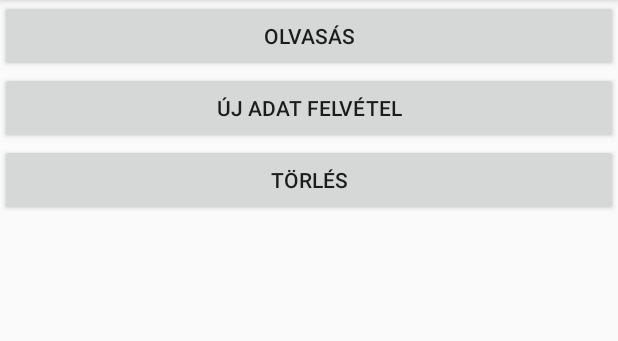
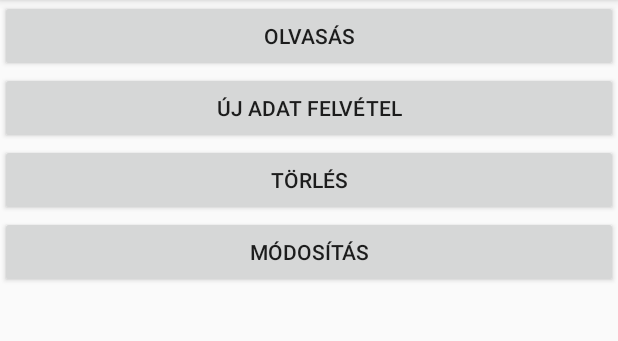
Before and after one commit to kotaidaniel/SQLite, an Android app: the Main4Activity screen opened directly, with no data from a screen before it, after a tap on "MODOSITÁS", on a phone screen of 412 x 824 dp, the part 84-425 px from its top. Run offline under Robolectric (Android 15) with nearby library versions, the phone set to English and light mode, and no system bars; 1 statement that could not run was skipped.

```diff
--- a/app/src/main/java/com/example/sqlite/Main4Activity.java
+++ b/app/src/main/java/com/example/sqlite/Main4Activity.java
@@ -7,12 +7,13 @@ import android.os.Bundle;
 import android.view.View;
 import android.widget.Button;
 import android.widget.EditText;
+import android.widget.Toast;
 
 public class Main4Activity extends AppCompatActivity {
 
     AdatBazisSegito adatBazisSegito;
     Button modositasButton;
-    EditText keresztnev, vezeteknev, jegy;
+    EditText editid, editkeresztnev, editvezeteknev, editjegy;
 
     @Override
     protected void onCreate(Bundle savedInstanceState) {
@@ -23,7 +24,13 @@ public class Main4Activity extends AppCompatActivity {
         modositasButton.setOnClickListener(new View.OnClickListener() {
             @Override
             public void onClick(View v) {
-                adatModositas();
+           if (Integer.parseInt(editjegy.getText().toString()) <= 5 && Integer.parseInt(editjegy.getText().toString()) >= 1){
+               adatModositas();
+           }
+           else
+           {
+               Toast.makeText(Main4Activity.this, "Nem jó intervallum", Toast.LENGTH_SHORT).show();
+           }
                 Intent vissza = new Intent(Main4Activity.this, MainActivity.class);
                 startActivity(vissza);
                 finish();
@@ -34,13 +41,29 @@ public class Main4Activity extends AppCompatActivity {
     public void init(){
         adatBazisSegito = new AdatBazisSegito(Main4Activity.this);
         modositasButton = findViewById(R.id.editButton);
-        keresztnev = findViewById(R.id.editKeresztnev);
-        vezeteknev = findViewById(R.id.editVezeteknev);
-        jegy = findViewById(R.id.editJegy);
+        editid = findViewById(R.id.editId);
+        editkeresztnev = findViewById(R.id.editKeresztnev);
+        editvezeteknev = findViewById(R.id.editVezeteknev);
+        editjegy = findViewById(R.id.editJegy);
 
     }
 
     public void adatModositas(){
-
+    String id = editid.getText().toString();
+    String keresztnev = editkeresztnev.getText().toString();
+    String vezeteknev = editvezeteknev.getText().toString();
+    String jegy = editjegy.getText().toString();
+    long erintettSorok = adatBazisSegito.adatModosit(id, keresztnev, vezeteknev, jegy);
+    switch ((int) erintettSorok){
+        case -1:
+            Toast.makeText(this, "Sikertelen Módosítás", Toast.LENGTH_SHORT).show();
+            break;
+        case 0:
+            Toast.makeText(this, "Az adott id-vel nincs egy rekord se", Toast.LENGTH_SHORT).show();
+            break;
+        default:
+            Toast.makeText(this, "Sikeres Módosítás", Toast.LENGTH_SHORT).show();
+            break;
+    }
     }
 }
--- a/app/src/main/java/com/example/sqlite/MainActivity.java
+++ b/app/src/main/java/com/example/sqlite/MainActivity.java
@@ -18,6 +18,7 @@ public class MainActivity extends AppCompatActivity {
     private Button lekerdezes;
     private Button rogzites;
     private Button torles;
+    private Button modositas;
 
     @Override
     protected void onCreate(Bundle savedInstanceState) {
@@ -47,6 +48,15 @@ public class MainActivity extends AppCompatActivity {
                 finish();
             }
         });
+        modositas.setOnClickListener(new View.OnClickListener() {
+            @Override
+            public void onClick(View v) {
+                Intent intent = new Intent(MainActivity.this, Main4Activity.class);
+                startActivity(intent);
+                finish();
+            }
+        });
+
     }
 
     public void init(){
@@ -55,6 +65,7 @@ public class MainActivity extends AppCompatActivity {
         lekerdezes = findViewById(R.id.idBtn2);
         rogzites = findViewById(R.id.idBtn3);
         torles = findViewById(R.id.idBtn4);
+        modositas = findViewById(R.id.idModositas);
 
     }
 
--- a/app/src/main/res/layout/activity_main.xml
+++ b/app/src/main/res/layout/activity_main.xml
@@ -29,6 +29,13 @@
         android:text="Törlés"
         />
 
+    <Button
+        android:layout_width="match_parent"
+        android:layout_height="wrap_content"
+        android:id="@+id/idModositas"
+        android:text="Módosítás"
+        />
+
     <TextView
         android:layout_width="match_parent"
         android:layout_height="wrap_content"
```
Also changed, not shown: app/src/main/res/layout/activity_main4.xml (+9 -0 lines).
